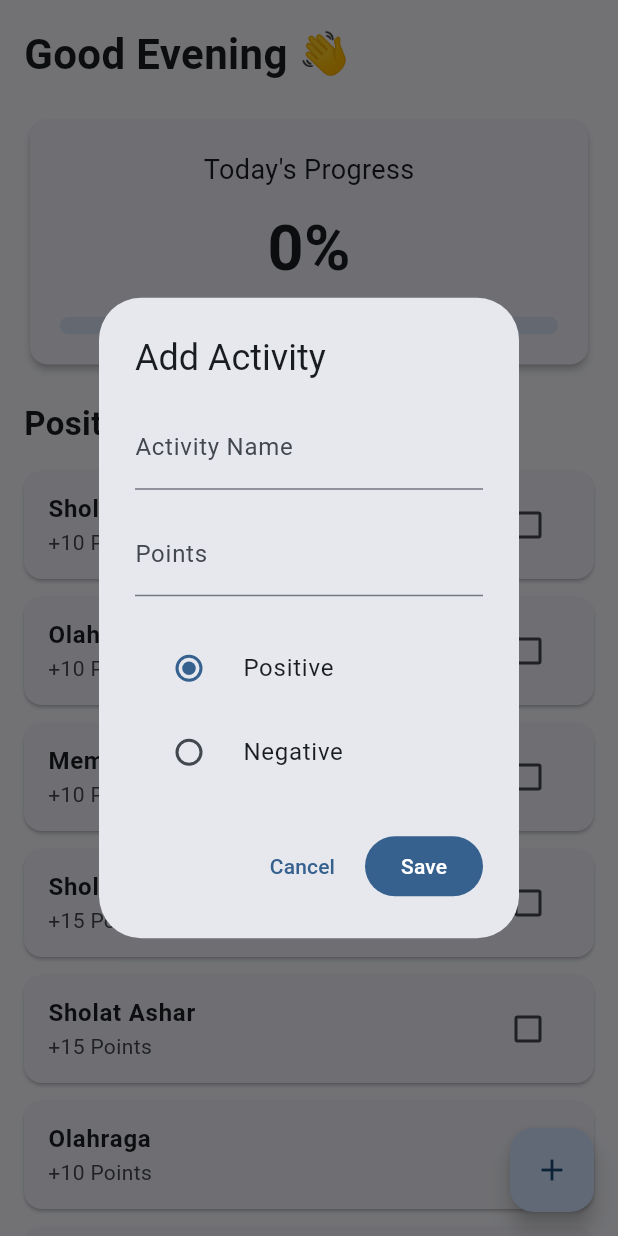
After one commit to anharsaja/offline_agenda_flutter, a Flutter app: the screen it shows after launch, after a tap on the "add" icon, on a phone screen of 412 x 824 dp. The commit adds this screen. Run offline on Flutter 3.47's test engine with Material 3 defaults, Android fonts, the phone set to English and light mode, and no system bars.

Commit message:
:sparkles: add activity dialog

```diff
--- /dev/null
+++ b/lib/dialogs/add_activity_dialog.dart
@@ -0,0 +1,93 @@
+import 'package:flutter/material.dart';
+import '../models/activity.dart';
+
+class AddActivityDialog extends StatefulWidget {
+  const AddActivityDialog({super.key});
+
+  @override
+  State<AddActivityDialog> createState() => _AddActivityDialogState();
+}
+
+class _AddActivityDialogState extends State<AddActivityDialog> {
+  final nameController = TextEditingController();
+  final pointController = TextEditingController();
+
+  bool isPositive = true;
+
+  @override
+  Widget build(BuildContext context) {
+    return AlertDialog(
+      title: const Text("Add Activity"),
+
+      content: SingleChildScrollView(
+        child: Column(
+          mainAxisSize: MainAxisSize.min,
+
+          children: [
+            TextField(
+              controller: nameController,
+              decoration: const InputDecoration(labelText: "Activity Name"),
+            ),
+
+            const SizedBox(height: 15),
+
+            TextField(
+              controller: pointController,
+              keyboardType: TextInputType.number,
+              decoration: const InputDecoration(labelText: "Points"),
+            ),
+
+            const SizedBox(height: 20),
+
+            RadioListTile(
+              title: const Text("Positive"),
+              value: true,
+              groupValue: isPositive,
+              onChanged: (value) {
+                setState(() {
+                  isPositive = value!;
+                });
+              },
+            ),
+
+            RadioListTile(
+              title: const Text("Negative"),
+              value: false,
+              groupValue: isPositive,
+              onChanged: (value) {
+                setState(() {
+                  isPositive = value!;
+                });
+              },
+            ),
+          ],
+        ),
+      ),
+
+      actions: [
+        TextButton(
+          onPressed: () {
+            Navigator.pop(context);
+          },
+          child: const Text("Cancel"),
+        ),
+
+        FilledButton(
+          onPressed: () {
+            final point = int.tryParse(pointController.text) ?? 0;
+
+            Navigator.pop(
+              context,
+
+              Activity(
+                name: nameController.text,
+                point: isPositive ? point : -point,
+              ),
+            );
+          },
+          child: const Text("Save"),
+        ),
+      ],
+    );
+  }
+}
--- a/lib/pages/dashboard_page.dart
+++ b/lib/pages/dashboard_page.dart
@@ -3,6 +3,7 @@ import '../models/activity.dart';
 import '../widgets/activity_tile.dart';
 import '../widgets/progress_card.dart';
 import '../widgets/section_title.dart';
+import '../dialogs/add_activity_dialog.dart';
 
 class DashboardPage extends StatefulWidget {
   const DashboardPage({super.key});
@@ -52,6 +53,23 @@ class _DashboardPageState extends State<DashboardPage> {
     return current / total;
   }
 
+  Future<void> addActivity() async {
+    final Activity? activity = await showDialog<Activity>(
+      context: context,
+      builder: (_) => const AddActivityDialog(),
+    );
+
+    if (activity == null) return;
+
+    setState(() {
+      if (activity.point >= 0) {
+        goodActivities.add(activity);
+      } else {
+        badActivities.add(activity);
+      }
+    });
+  }
+
   @override
   Widget build(BuildContext context) {
     return Scaffold(
@@ -68,7 +86,6 @@ class _DashboardPageState extends State<DashboardPage> {
           ProgressCard(progress: progress),
 
           const SectionTitle(title: "Positive Activities"),
-
           ...goodActivities.map((activity) {
             return ActivityTile(
               activity: activity,
@@ -81,7 +98,6 @@ class _DashboardPageState extends State<DashboardPage> {
           }),
 
           const SectionTitle(title: "Bad Habits"),
-
           ...badActivities.map((activity) {
             return ActivityTile(
               activity: activity,
@@ -96,10 +112,10 @@ class _DashboardPageState extends State<DashboardPage> {
           const SizedBox(height: 100),
         ],
       ),
-      // floatingActionButton: FloatingActionButton(
-      //   onPressed: () {},
-      //   child: const Icon(Icons.add),
-      // ),
+      floatingActionButton: FloatingActionButton(
+        onPressed: addActivity,
+        child: const Icon(Icons.add),
+      ),
     );
   }
 }
```
Also changed, not shown: lib/dialogs/delete_dialog.dart (added), lib/dialogs/edit_activity_dialog.dart (added), lib/dialogs/setting_dialog.dart (added).
